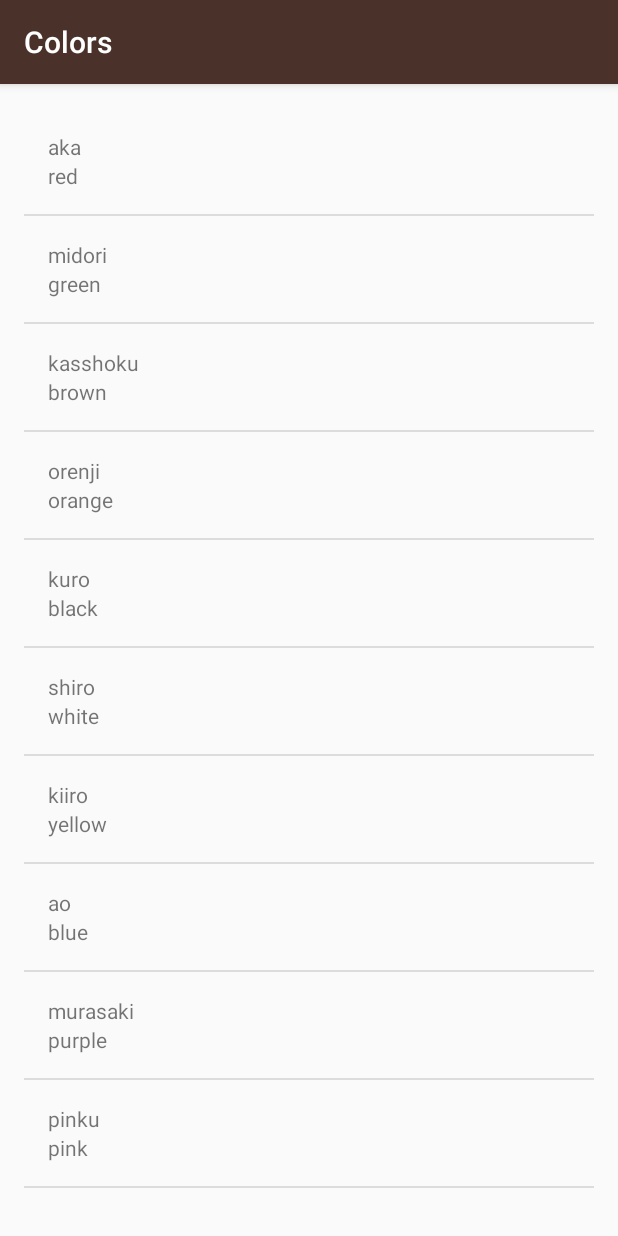
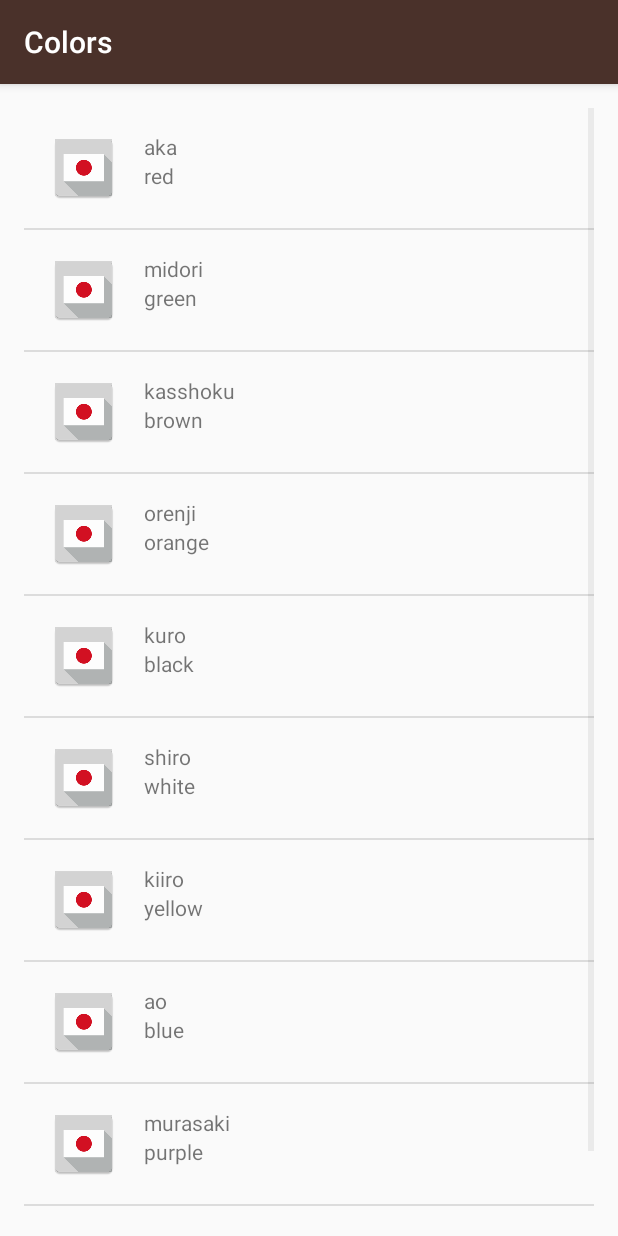
Before and after one commit to mjuliag/android-language-app, an Android app: the ColorsActivity screen opened directly, with no data from a screen before it, on a phone screen of 412 x 824 dp. Run offline under Robolectric (Android 15) with nearby library versions, the phone set to English and light mode, and no system bars.

Commit message:
layout changes

```diff
--- a/app/src/main/res/layout/list_item.xml
+++ b/app/src/main/res/layout/list_item.xml
@@ -1,9 +1,21 @@
 <?xml version="1.0" encoding="utf-8"?>
 <LinearLayout xmlns:android="http://schemas.android.com/apk/res/android"
     xmlns:tools="http://schemas.android.com/tools"
-    android:orientation="vertical" android:layout_width="match_parent"
-    android:layout_height="match_parent"
+    android:orientation="horizontal" android:layout_width="match_parent"
+    android:layout_height="wrap_content"
     android:padding="16dp">
+
+    <ImageView
+        android:id="@+id/image_view"
+        android:layout_width="wrap_content"
+        android:layout_height="wrap_content"
+        android:background="@mipmap/ic_launcher"/>
+
+    <LinearLayout
+        android:layout_width="match_parent"
+        android:layout_height="wrap_content"
+        android:orientation="vertical"
+        android:paddingLeft="16sp">
 
     <TextView
         android:id="@+id/japanese_text_view"
@@ -15,6 +27,8 @@
         android:id="@+id/default_text_view"
         android:layout_width="match_parent"
         android:layout_height="wrap_content"
-        tools:text="one"/>
+        tools:text="one" />
+
+    </LinearLayout>
 
 </LinearLayout>
```
